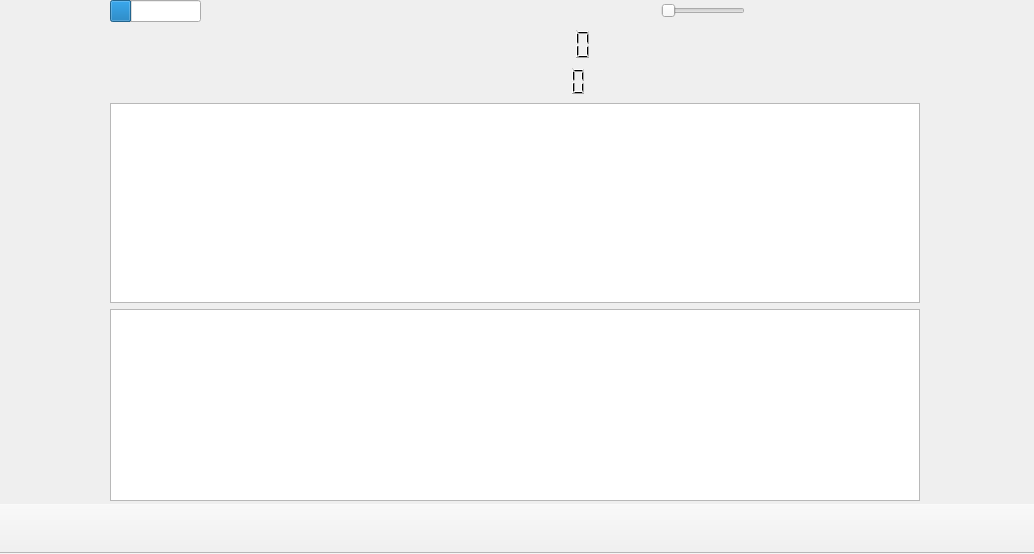
murray-lang/nexusdr, file mainwindow-1024x600.ui: the form before one commit.
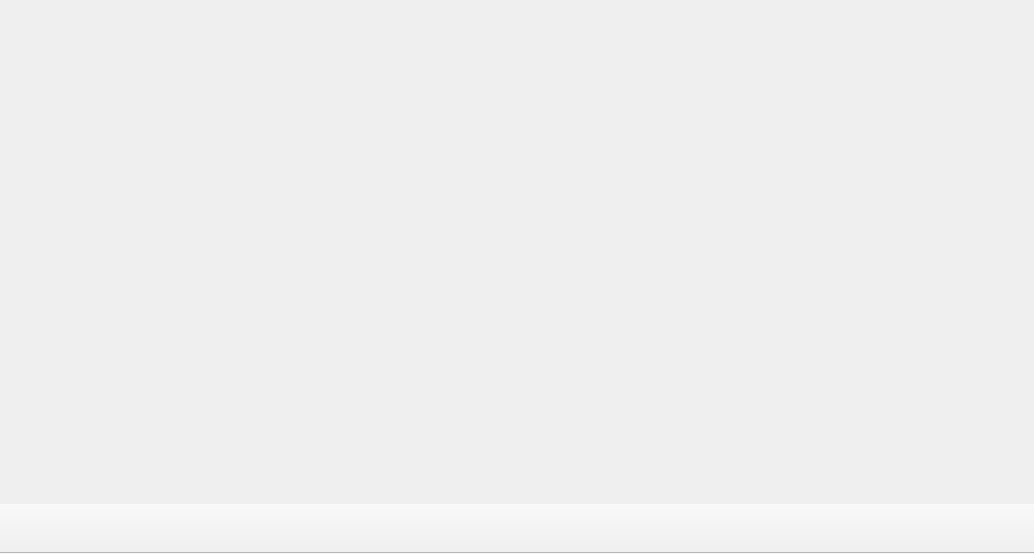
The form after the commit. Icons and pictures are not drawn. Custom widgets are drawn as their Qt base class.

What changed in the file:
```diff
--- a/mainwindow-1024x600.ui
+++ b/mainwindow-1024x600.ui
@@ -23,124 +23,6 @@
      <height>500</height>
     </size>
    </property>
-   <widget class="QWidget" name="dummyPanadapterPropertyWidget" native="true">
-    <property name="geometry">
-     <rect>
-      <x>10</x>
-      <y>140</y>
-      <width>0</width>
-      <height>0</height>
-     </rect>
-    </property>
-    <property name="maximumSize">
-     <size>
-      <width>0</width>
-      <height>0</height>
-     </size>
-    </property>
-   </widget>
-   <widget class="QWidget" name="gridLayoutWidget">
-    <property name="geometry">
-     <rect>
-      <x>0</x>
-      <y>0</y>
-      <width>1031</width>
-      <height>501</height>
-     </rect>
-    </property>
-    <layout class="QGridLayout" name="gridLayout">
-     <item row="1" column="0" colspan="2">
-      <widget class="QLCDNumber" name="cursorFrequencyLcd">
-       <property name="font">
-        <font>
-         <italic>true</italic>
-         <bold>true</bold>
-        </font>
-       </property>
-       <property name="frameShape">
-        <enum>QFrame::NoFrame</enum>
-       </property>
-       <property name="digitCount">
-        <number>10</number>
-       </property>
-      </widget>
-     </item>
-     <item row="0" column="1">
-      <widget class="QSlider" name="volumeSlider">
-       <property name="sizePolicy">
-        <sizepolicy hsizetype="Maximum" vsizetype="Ignored">
-         <horstretch>0</horstretch>
-         <verstretch>0</verstretch>
-        </sizepolicy>
-       </property>
-       <property name="orientation">
-        <enum>Qt::Horizontal</enum>
-       </property>
-      </widget>
-     </item>
-     <item row="0" column="0">
-      <widget class="QProgressBar" name="gauge">
-       <property name="sizePolicy">
-        <sizepolicy hsizetype="Fixed" vsizetype="Maximum">
-         <horstretch>0</horstretch>
-         <verstretch>0</verstretch>
-        </sizepolicy>
-       </property>
-       <property name="value">
-        <number>24</number>
-       </property>
-       <property name="textVisible">
-        <bool>false</bool>
-       </property>
-      </widget>
-     </item>
-     <item row="5" column="0" colspan="2">
-      <widget class="QChartView" name="timeseriesView">
-       <property name="sizePolicy">
-        <sizepolicy hsizetype="Expanding" vsizetype="Fixed">
-         <horstretch>0</horstretch>
-         <verstretch>0</verstretch>
-        </sizepolicy>
-       </property>
-       <property name="minimumSize">
-        <size>
-         <width>350</width>
-         <height>100</height>
-        </size>
-       </property>
-       <property name="acceptDrops">
-        <bool>false</bool>
-       </property>
-      </widget>
-     </item>
-     <item row="2" column="0" colspan="2">
-      <widget class="QLCDNumber" name="centreFrequencyLcd">
-       <property name="frameShape">
-        <enum>QFrame::NoFrame</enum>
-       </property>
-       <property name="digitCount">
-        <number>10</number>
-       </property>
-      </widget>
-     </item>
-     <item row="3" column="0" colspan="2">
-      <widget class="QChartView" name="panadapterView">
-       <property name="sizePolicy">
-        <sizepolicy hsizetype="Minimum" vsizetype="Fixed">
-         <horstretch>0</horstretch>
-         <verstretch>0</verstretch>
-        </sizepolicy>
-       </property>
-       <property name="minimumSize">
-        <size>
-         <width>700</width>
-         <height>200</height>
-        </size>
-       </property>
-      </widget>
-     </item>
-    </layout>
-   </widget>
   </widget>
   <widget class="QToolBar" name="toolBar">
    <property name="minimumSize">
@@ -206,13 +88,6 @@
    </property>
   </action>
  </widget>
- <customwidgets>
-  <customwidget>
-   <class>QChartView</class>
-   <extends>QGraphicsView</extends>
-   <header>qchartview.h</header>
-  </customwidget>
- </customwidgets>
  <resources/>
  <connections/>
 </ui>
```
